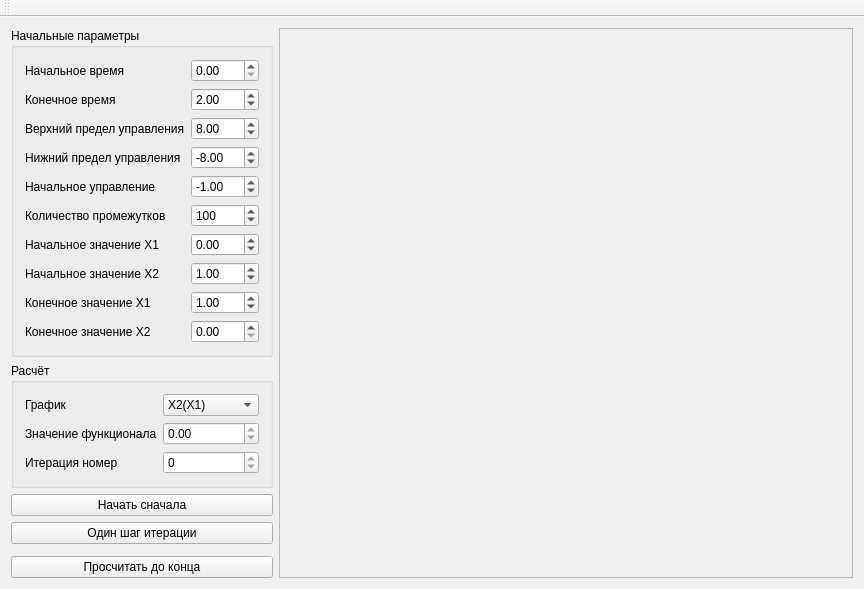
CurunirCingar/OptimalControlTheory, file mainwindow.ui: the form before one commit.
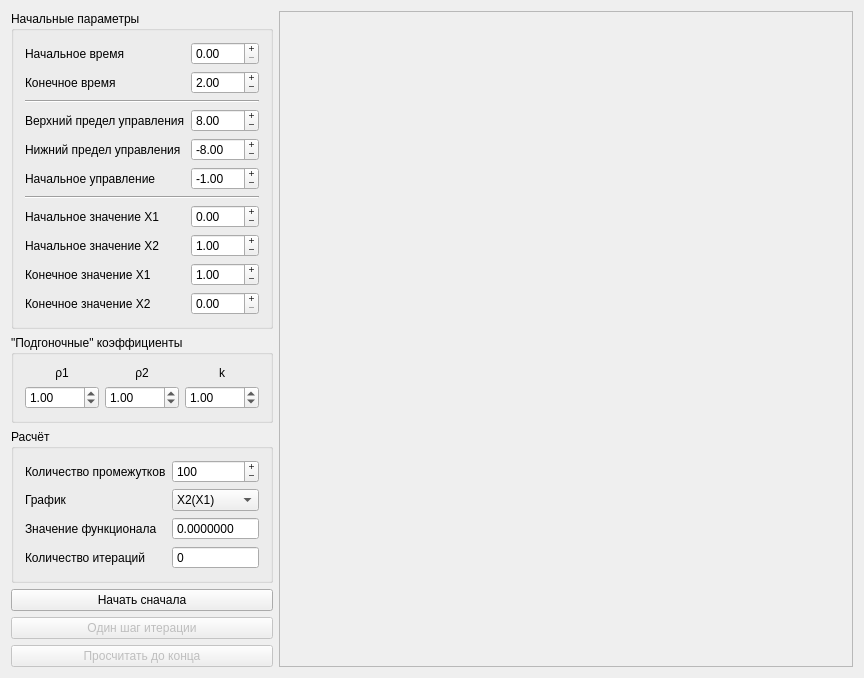
The form after the commit. Custom widgets are drawn as their Qt base class.

```diff
--- a/mainwindow.ui
+++ b/mainwindow.ui
@@ -7,7 +7,7 @@
     <x>0</x>
     <y>0</y>
     <width>864</width>
-    <height>485</height>
+    <height>638</height>
    </rect>
   </property>
   <property name="windowTitle">
@@ -15,11 +15,25 @@
   </property>
   <widget class="QWidget" name="centralWidget">
    <layout class="QGridLayout" name="gridLayout_2">
-    <item row="2" column="0" colspan="4">
-     <widget class="QPushButton" name="buttonStartCalculation">
-      <property name="text">
-       <string>Начать сначала</string>
+    <item row="0" column="4" rowspan="7">
+     <widget class="QFrame" name="frame">
+      <property name="sizePolicy">
+       <sizepolicy hsizetype="Expanding" vsizetype="Preferred">
+        <horstretch>0</horstretch>
+        <verstretch>0</verstretch>
+       </sizepolicy>
       </property>
+      <property name="frameShape">
+       <enum>QFrame::StyledPanel</enum>
+      </property>
+      <property name="frameShadow">
+       <enum>QFrame::Raised</enum>
+      </property>
+      <layout class="QHBoxLayout" name="horizontalLayout">
+       <item>
+        <widget class="QChartView" name="chart" native="true"/>
+       </item>
+      </layout>
      </widget>
     </item>
     <item row="0" column="0" colspan="4">
@@ -28,8 +42,11 @@
        <string>Начальные параметры</string>
       </property>
       <layout class="QGridLayout" name="gridLayout">
-       <item row="4" column="1">
+       <item row="5" column="1">
         <widget class="QDoubleSpinBox" name="spinStartControl">
+         <property name="buttonSymbols">
+          <enum>QAbstractSpinBox::PlusMinus</enum>
+         </property>
          <property name="minimum">
           <double>-100.000000000000000</double>
          </property>
@@ -41,32 +58,25 @@
          </property>
         </widget>
        </item>
-       <item row="0" column="1">
-        <widget class="QDoubleSpinBox" name="spinStartTime"/>
-       </item>
-       <item row="2" column="0">
+       <item row="3" column="0">
         <widget class="QLabel" name="label_5">
          <property name="text">
           <string>Верхний предел управления</string>
          </property>
         </widget>
        </item>
-       <item row="3" column="0">
+       <item row="4" column="0">
         <widget class="QLabel" name="label_6">
          <property name="text">
           <string>Нижний предел управления</string>
          </property>
         </widget>
        </item>
-       <item row="1" column="1">
-        <widget class="QDoubleSpinBox" name="spinEndTime">
-         <property name="value">
-          <double>2.000000000000000</double>
-         </property>
-        </widget>
-       </item>
-       <item row="3" column="1">
+       <item row="4" column="1">
         <widget class="QDoubleSpinBox" name="spinMinControl">
+         <property name="buttonSymbols">
+          <enum>QAbstractSpinBox::PlusMinus</enum>
+         </property>
          <property name="minimum">
           <double>-100.000000000000000</double>
          </property>
@@ -75,8 +85,11 @@
          </property>
         </widget>
        </item>
-       <item row="2" column="1">
+       <item row="3" column="1">
         <widget class="QDoubleSpinBox" name="spinMaxControl">
+         <property name="buttonSymbols">
+          <enum>QAbstractSpinBox::PlusMinus</enum>
+         </property>
          <property name="minimum">
           <double>-100.000000000000000</double>
          </property>
@@ -88,57 +101,45 @@
          </property>
         </widget>
        </item>
-       <item row="4" column="0">
+       <item row="5" column="0">
         <widget class="QLabel" name="label_4">
          <property name="text">
           <string>Начальное управление</string>
          </property>
         </widget>
        </item>
-       <item row="0" column="0">
-        <widget class="QLabel" name="label">
-         <property name="text">
-          <string>Начальное время</string>
-         </property>
-        </widget>
-       </item>
-       <item row="1" column="0">
-        <widget class="QLabel" name="label_2">
-         <property name="text">
-          <string>Конечное время</string>
-         </property>
-        </widget>
-       </item>
-       <item row="8" column="1">
+       <item row="11" column="1">
         <widget class="QDoubleSpinBox" name="spinEndX1">
+         <property name="buttonSymbols">
+          <enum>QAbstractSpinBox::PlusMinus</enum>
+         </property>
          <property name="value">
           <double>1.000000000000000</double>
          </property>
         </widget>
        </item>
-       <item row="5" column="0">
-        <widget class="QLabel" name="label_7">
-         <property name="text">
-          <string>Количество промежутков</string>
-         </property>
-        </widget>
-       </item>
-       <item row="6" column="0">
+       <item row="9" column="0">
         <widget class="QLabel" name="label_8">
          <property name="text">
           <string>Начальное значение X1</string>
          </property>
         </widget>
        </item>
-       <item row="7" column="1">
+       <item row="10" column="1">
         <widget class="QDoubleSpinBox" name="spinStartX2">
+         <property name="buttonSymbols">
+          <enum>QAbstractSpinBox::PlusMinus</enum>
+         </property>
          <property name="value">
           <double>1.000000000000000</double>
          </property>
         </widget>
        </item>
-       <item row="6" column="1">
+       <item row="9" column="1">
         <widget class="QDoubleSpinBox" name="spinStartX1">
+         <property name="buttonSymbols">
+          <enum>QAbstractSpinBox::PlusMinus</enum>
+         </property>
          <property name="minimum">
           <double>-100.000000000000000</double>
          </property>
@@ -150,71 +151,116 @@
          </property>
         </widget>
        </item>
-       <item row="5" column="1">
-        <widget class="QSpinBox" name="spinSteps">
-         <property name="maximum">
-          <number>10000</number>
-         </property>
-         <property name="value">
-          <number>100</number>
-         </property>
-        </widget>
-       </item>
-       <item row="7" column="0">
+       <item row="10" column="0">
         <widget class="QLabel" name="label_9">
          <property name="text">
           <string>Начальное значение X2</string>
          </property>
         </widget>
        </item>
-       <item row="9" column="1">
-        <widget class="QDoubleSpinBox" name="spinEndX2"/>
+       <item row="12" column="1">
+        <widget class="QDoubleSpinBox" name="spinEndX2">
+         <property name="buttonSymbols">
+          <enum>QAbstractSpinBox::PlusMinus</enum>
+         </property>
+        </widget>
        </item>
-       <item row="8" column="0">
+       <item row="11" column="0">
         <widget class="QLabel" name="label_10">
          <property name="text">
           <string>Конечное значение Х1</string>
          </property>
         </widget>
        </item>
-       <item row="9" column="0">
+       <item row="12" column="0">
         <widget class="QLabel" name="label_11">
          <property name="text">
           <string>Конечное значение Х2</string>
          </property>
         </widget>
        </item>
+       <item row="0" column="0">
+        <widget class="QLabel" name="label">
+         <property name="text">
+          <string>Начальное время</string>
+         </property>
+        </widget>
+       </item>
+       <item row="2" column="0" colspan="2">
+        <widget class="Line" name="line">
+         <property name="orientation">
+          <enum>Qt::Horizontal</enum>
+         </property>
+        </widget>
+       </item>
+       <item row="0" column="1">
+        <widget class="QDoubleSpinBox" name="spinStartTime">
+         <property name="buttonSymbols">
+          <enum>QAbstractSpinBox::PlusMinus</enum>
+         </property>
+        </widget>
+       </item>
+       <item row="1" column="1">
+        <widget class="QDoubleSpinBox" name="spinEndTime">
+         <property name="buttonSymbols">
+          <enum>QAbstractSpinBox::PlusMinus</enum>
+         </property>
+         <property name="value">
+          <double>2.000000000000000</double>
+         </property>
+        </widget>
+       </item>
+       <item row="1" column="0">
+        <widget class="QLabel" name="label_2">
+         <property name="text">
+          <string>Конечное время</string>
+         </property>
+        </widget>
+       </item>
+       <item row="6" column="0" colspan="2">
+        <widget class="Line" name="line_2">
+         <property name="orientation">
+          <enum>Qt::Horizontal</enum>
+         </property>
+        </widget>
+       </item>
       </layout>
      </widget>
     </item>
-    <item row="1" column="0" colspan="4">
+    <item row="2" column="0" rowspan="2" colspan="4">
      <widget class="QGroupBox" name="groupBox_2">
       <property name="title">
        <string>Расчёт</string>
       </property>
       <layout class="QGridLayout" name="gridLayout_3">
-       <item row="1" column="0">
+       <item row="4" column="0">
         <widget class="QLabel" name="label_12">
          <property name="text">
           <string>Значение функционала</string>
          </property>
         </widget>
        </item>
-       <item row="0" column="0">
+       <item row="1" column="0">
         <widget class="QLabel" name="label_3">
          <property name="text">
           <string>График</string>
          </property>
         </widget>
        </item>
-       <item row="1" column="1">
+       <item row="4" column="1">
         <widget class="QDoubleSpinBox" name="spinFunctional">
          <property name="readOnly">
           <bool>true</bool>
          </property>
+         <property name="buttonSymbols">
+          <enum>QAbstractSpinBox::NoButtons</enum>
+         </property>
+         <property name="decimals">
+          <number>7</number>
+         </property>
         </widget>
        </item>
-       <item row="0" column="1">
+       <item row="1" column="1">
         <widget class="QComboBox" name="comboBox">
          <item>
           <property name="text">
@@ -238,78 +284,153 @@
          </item>
         </widget>
        </item>
-       <item row="2" column="0">
+       <item row="5" column="0">
         <widget class="QLabel" name="label_13">
          <property name="text">
-          <string>Итерация номер</string>
+          <string>Количество итераций</string>
          </property>
         </widget>
        </item>
-       <item row="2" column="1">
-        <widget class="QSpinBox" name="spinBox">
+       <item row="5" column="1">
+        <widget class="QSpinBox" name="spinIterations">
          <property name="readOnly">
           <bool>true</bool>
          </property>
+         <property name="buttonSymbols">
+          <enum>QAbstractSpinBox::NoButtons</enum>
+         </property>
+        </widget>
+       </item>
+       <item row="0" column="0">
+        <widget class="QLabel" name="label_7">
+         <property name="text">
+          <string>Количество промежутков</string>
+         </property>
+        </widget>
+       </item>
+       <item row="0" column="1">
+        <widget class="QSpinBox" name="spinSteps">
+         <property name="buttonSymbols">
+          <enum>QAbstractSpinBox::PlusMinus</enum>
+         </property>
+         <property name="maximum">
+          <number>10000</number>
+         </property>
+         <property name="value">
+          <number>100</number>
+         </property>
         </widget>
        </item>
       </layout>
      </widget>
     </item>
-    <item row="3" column="0" colspan="4">
-     <widget class="QPushButton" name="buttonCalculate">
-      <property name="text">
-       <string>Один шаг итерации</string>
-      </property>
-     </widget>
-    </item>
-    <item row="5" column="0" colspan="4">
+    <item row="6" column="0" colspan="4">
      <widget class="QPushButton" name="buttonCalculateAll">
+      <property name="enabled">
+       <bool>false</bool>
+      </property>
       <property name="text">
        <string>Просчитать до конца</string>
       </property>
      </widget>
     </item>
-    <item row="0" column="4" rowspan="6">
-     <widget class="QFrame" name="frame">
-      <property name="sizePolicy">
-       <sizepolicy hsizetype="Expanding" vsizetype="Preferred">
-        <horstretch>0</horstretch>
-        <verstretch>0</verstretch>
-       </sizepolicy>
+    <item row="5" column="0" colspan="4">
+     <widget class="QPushButton" name="buttonCalculate">
+      <property name="enabled">
+       <bool>false</bool>
       </property>
-      <property name="frameShape">
-       <enum>QFrame::StyledPanel</enum>
+      <property name="text">
+       <string>Один шаг итерации</string>
       </property>
-      <property name="frameShadow">
-       <enum>QFrame::Raised</enum>
+     </widget>
+    </item>
+    <item row="4" column="0" colspan="4">
+     <widget class="QPushButton" name="buttonStartCalculation">
+      <property name="text">
+       <string>Начать сначала</string>
       </property>
-      <layout class="QHBoxLayout" name="horizontalLayout">
-       <item>
-        <widget class="QChartView" name="chart" native="true"/>
+     </widget>
+    </item>
+    <item row="1" column="0" colspan="4">
+     <widget class="QGroupBox" name="groupBox_3">
+      <property name="title">
+       <string>&quot;Подгоночные&quot; коэффициенты</string>
+      </property>
+      <layout class="QGridLayout" name="gridLayout_4">
+       <item row="3" column="0">
+        <widget class="QDoubleSpinBox" name="spinRo1">
+         <property name="minimum">
+          <double>-100.000000000000000</double>
+         </property>
+         <property name="maximum">
+          <double>100.000000000000000</double>
+         </property>
+         <property name="value">
+          <double>1.000000000000000</double>
+         </property>
+        </widget>
+       </item>
+       <item row="2" column="0">
+        <widget class="QLabel" name="label_15">
+         <property name="text">
+          <string>ρ1</string>
+         </property>
+         <property name="alignment">
+          <set>Qt::AlignCenter</set>
+         </property>
+        </widget>
+       </item>
+       <item row="2" column="1">
+        <widget class="QLabel" name="label_14">
+         <property name="text">
+          <string>ρ2</string>
+         </property>
+         <property name="alignment">
+          <set>Qt::AlignCenter</set>
+         </property>
+        </widget>
+       </item>
+       <item row="2" column="2">
+        <widget class="QLabel" name="label_16">
+         <property name="text">
+          <string>k</string>
+         </property>
+         <property name="alignment">
+          <set>Qt::AlignCenter</set>
+         </property>
+        </widget>
+       </item>
+       <item row="3" column="1">
+        <widget class="QDoubleSpinBox" name="spinRo2">
+         <property name="minimum">
+          <double>-100.000000000000000</double>
+         </property>
+         <property name="maximum">
+          <double>100.000000000000000</double>
+         </property>
+         <property name="value">
+          <double>1.000000000000000</double>
+         </property>
+        </widget>
+       </item>
+       <item row="3" column="2">
+        <widget class="QDoubleSpinBox" name="spinK">
+         <property name="minimum">
+          <double>-100.000000000000000</double>
+         </property>
+         <property name="maximum">
+          <double>100.000000000000000</double>
+         </property>
+         <property name="value">
+          <double>1.000000000000000</double>
+         </property>
+        </widget>
        </item>
       </layout>
      </widget>
     </item>
    </layout>
   </widget>
-  <widget class="QMenuBar" name="menuBar">
-   <property name="geometry">
-    <rect>
-     <x>0</x>
-     <y>0</y>
-     <width>864</width>
-     <height>20</height>
-    </rect>
-   </property>
-  </widget>
-  <widget class="QToolBar" name="mainToolBar">
-   <attribute name="toolBarArea">
-    <enum>TopToolBarArea</enum>
-   </attribute>
-   <attribute name="toolBarBreak">
-    <bool>false</bool>
-   </attribute>
-  </widget>
  </widget>
  <layoutdefault spacing="6" margin="11"/>
  <customwidgets>
```
Left out of the diff: 2 changed lines with no effect on the pictures.
